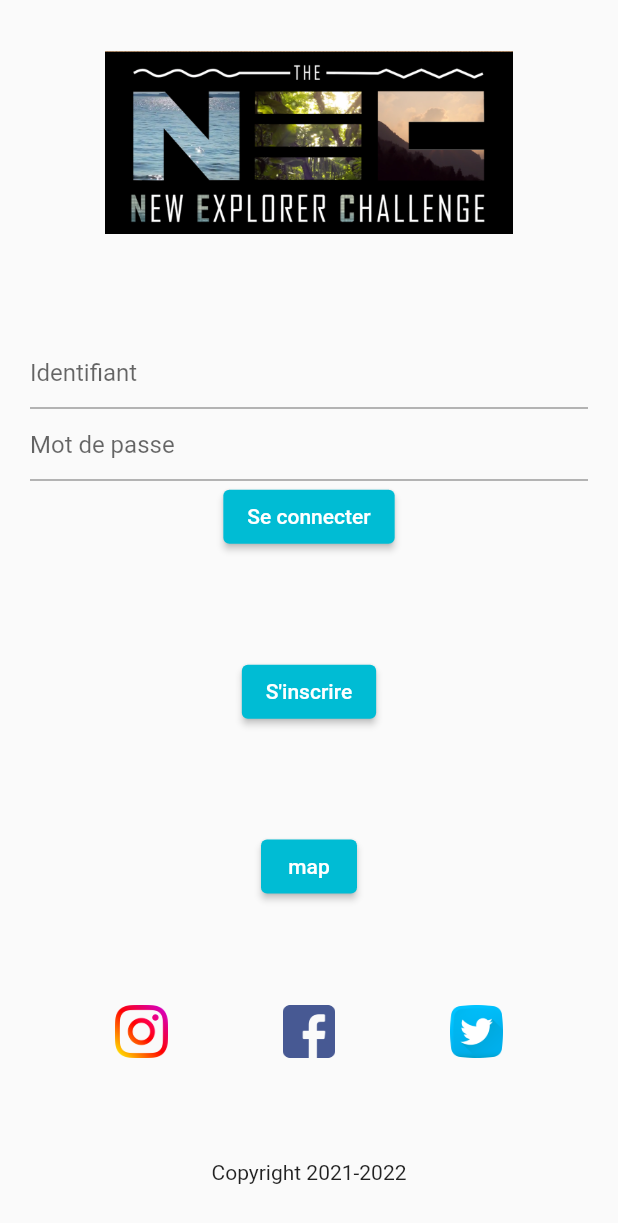
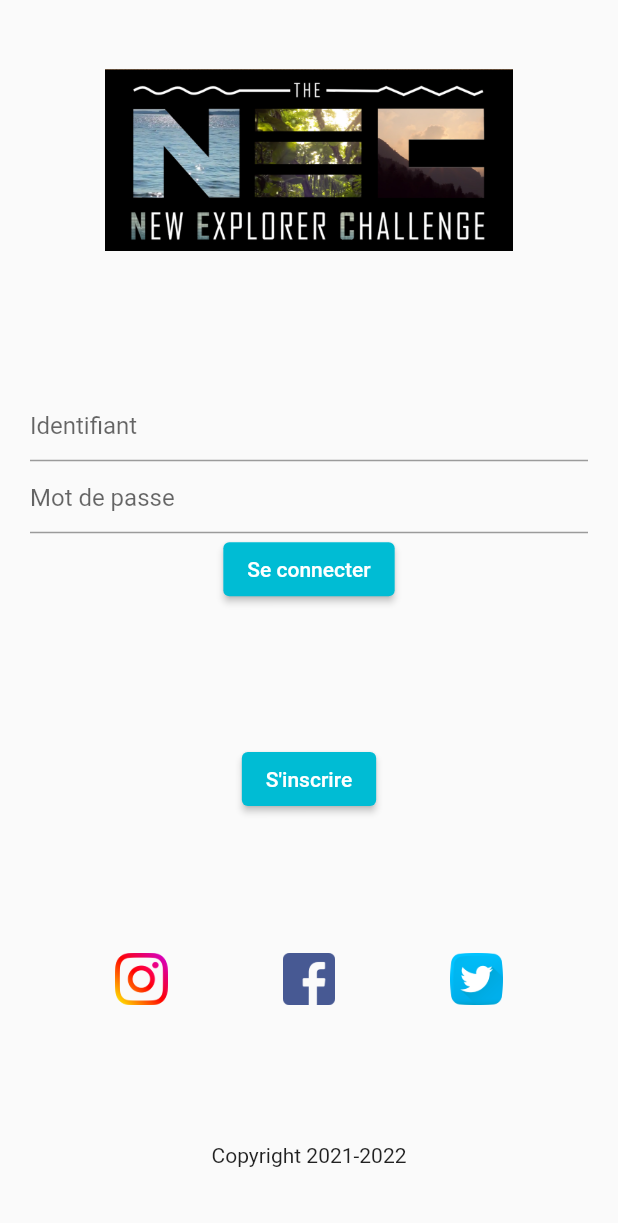
Before and after one commit to Lowell13/new-explorer-challenge, a Flutter app: the screen it shows after launch, on a phone screen of 412 x 824 dp. Shown: the top 1223 px of the screen. Run offline on Flutter 3.47's test engine with Material 2 defaults, Android fonts, the phone set to English and light mode, and no system bars; our stand-ins replace carousel_slider, geolocator, google_maps_flutter, youtube_player_flutter; missing offline and left inert: flutter_polyline_points, grouped_buttons.

Commit message:
DEL useless sout + DEL map button from login page

```diff
--- a/lib/connection/connection.dart
+++ b/lib/connection/connection.dart
@@ -48,14 +48,6 @@ class Connection extends StatelessWidget {
                   Navigator.pushNamed(context, '/sign_in');
                 },
               ),
-              ElevatedButton(
-                style: ElevatedButton.styleFrom(
-                  primary: Colors.cyan,),
-                child: Text('map'),
-                onPressed: () {
-                  Navigator.pushNamed(context, '/map');
-                },
-              ),
               Row(
                 mainAxisAlignment: MainAxisAlignment.spaceEvenly,
                 children: [
--- a/lib/maps/map_with_path.dart
+++ b/lib/maps/map_with_path.dart
@@ -131,10 +131,7 @@ class _MapWithPathState extends State<MapWithPath> {
 
       travelMode: TravelMode.walking,
     );
-    print('coucou');
-    print(result.toString());
-    print(result.errorMessage);
-    print(result.status);
+
     // Adding the coordinates to the list
     if (result.points.isNotEmpty) {
       result.points.forEach((PointLatLng point) {
```
